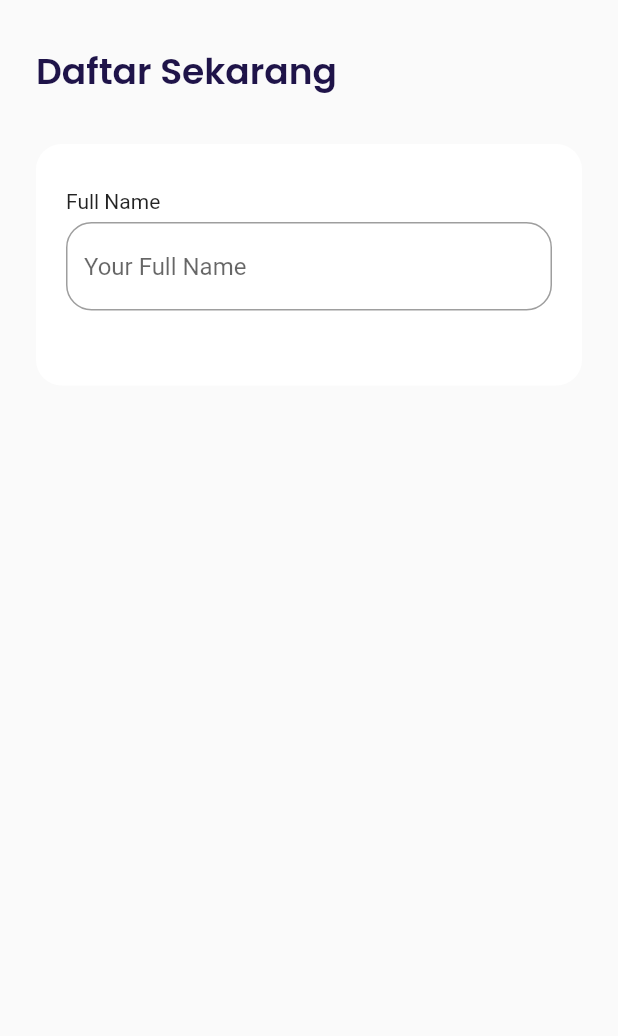
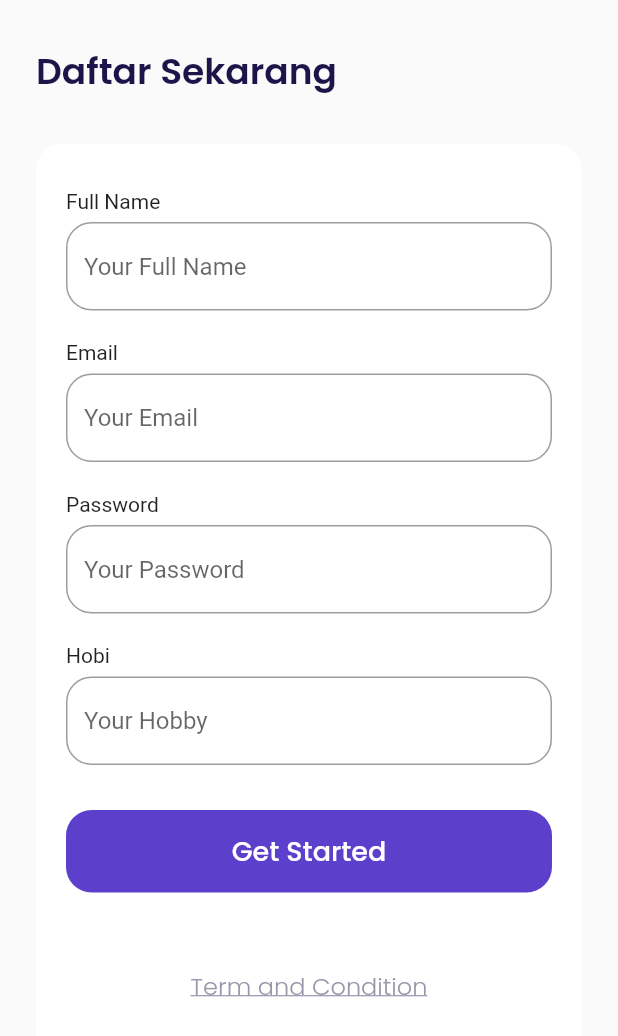
Before and after one commit to yoannikaros/ebus, a Flutter app: the SignUpPage screen opened by its route, on a phone screen of 412 x 824 dp. Shown: the top 1036 px of the screen. Run offline on Flutter 3.47's test engine with Material 2 defaults, Android fonts, the phone set to English and light mode, and no system bars; our stand-ins replace google_fonts.

Commit message:
Sign Up UI

```diff
--- a/lib/ui/pasges/sign_up_page.dart
+++ b/lib/ui/pasges/sign_up_page.dart
@@ -17,7 +17,7 @@ class SignUpPage extends StatelessWidget {
     }
 
     Widget inputSection() {
-      Widget emailInput() {
+      Widget nameInput() {
         return Container(
           margin: EdgeInsets.only(bottom: 20),
           child: Column(
@@ -42,6 +42,115 @@ class SignUpPage extends StatelessWidget {
         );
       }
 
+      Widget emailInput() {
+        return Container(
+          margin: EdgeInsets.only(bottom: 20),
+          child: Column(
+            crossAxisAlignment: CrossAxisAlignment.start,
+            children: [
+              Text('Email'),
+              SizedBox(
+                height: 6,
+              ),
+              TextFormField(
+                cursorColor: kBlackColor,
+                decoration: InputDecoration(
+                    hintText: 'Your Email',
+                    border: OutlineInputBorder(
+                        borderRadius: BorderRadius.circular(defaultRadius)),
+                    focusedBorder: OutlineInputBorder(
+                        borderRadius: BorderRadius.circular(defaultRadius),
+                        borderSide: BorderSide(color: kPrimaryColor))),
+              )
+            ],
+          ),
+        );
+      }
+
+      Widget passwordInput() {
+        return Container(
+          margin: EdgeInsets.only(bottom: 20),
+          child: Column(
+            crossAxisAlignment: CrossAxisAlignment.start,
+            children: [
+              Text('Password'),
+              SizedBox(
+                height: 6,
+              ),
+              TextFormField(
+                obscureText: true,
+                cursorColor: kBlackColor,
+                decoration: InputDecoration(
+                    hintText: 'Your Password',
+                    border: OutlineInputBorder(
+                        borderRadius: BorderRadius.circular(defaultRadius)),
+                    focusedBorder: OutlineInputBorder(
+                        borderRadius: BorderRadius.circular(defaultRadius),
+                        borderSide: BorderSide(color: kPrimaryColor))),
+              )
+            ],
+          ),
+        );
+      }
+
+      Widget hobiInput() {
+        return Container(
+          margin: EdgeInsets.only(bottom: 30),
+          child: Column(
+            crossAxisAlignment: CrossAxisAlignment.start,
+            children: [
+              Text('Hobi'),
+              SizedBox(
+                height: 6,
+              ),
+              TextFormField(
+                cursorColor: kBlackColor,
+                decoration: InputDecoration(
+                    hintText: 'Your Hobby',
+                    border: OutlineInputBorder(
+                        borderRadius: BorderRadius.circular(defaultRadius)),
+                    focusedBorder: OutlineInputBorder(
+                        borderRadius: BorderRadius.circular(defaultRadius),
+                        borderSide: BorderSide(color: kPrimaryColor))),
+              )
+            ],
+          ),
+        );
+      }
+
+      Widget GetStartedButton(){
+        return Container(
+          width: double.infinity,
+          height: 55,
+          child: TextButton(
+            onPressed: (){},
+            style: TextButton.styleFrom(
+              backgroundColor: kPrimaryColor,
+              shape: RoundedRectangleBorder(
+                borderRadius: BorderRadius.circular(defaultRadius)
+              )
+            ),
+            child: Text('Get Started',style: whiteTextStyle.copyWith(
+              fontSize: 18,
+              fontWeight: medium
+            ),),
+          ),
+        );
+      }
+
+      Widget tacButtom(){
+        return Container(
+          alignment: Alignment.center,
+          margin: EdgeInsets.only(top: 50, bottom: 73),
+          child: Text('Term and Condition',
+          style: greyTextStyle.copyWith(
+            fontSize: 16,
+            fontWeight: light,
+            decoration: TextDecoration.underline
+          ),),
+        );
+      }
+
       return Container(
         margin: EdgeInsets.only(top: 30),
         padding: EdgeInsets.symmetric(horizontal: 20, vertical: 30),
@@ -50,7 +159,12 @@ class SignUpPage extends StatelessWidget {
             borderRadius: BorderRadius.circular(defaultRadius)),
         child: Column(
           children: [
-            emailInput()
+            nameInput(),
+            emailInput(),
+            passwordInput(),
+            hobiInput(),
+            GetStartedButton(),
+            tacButtom()
           ],
         ),
       );
```
